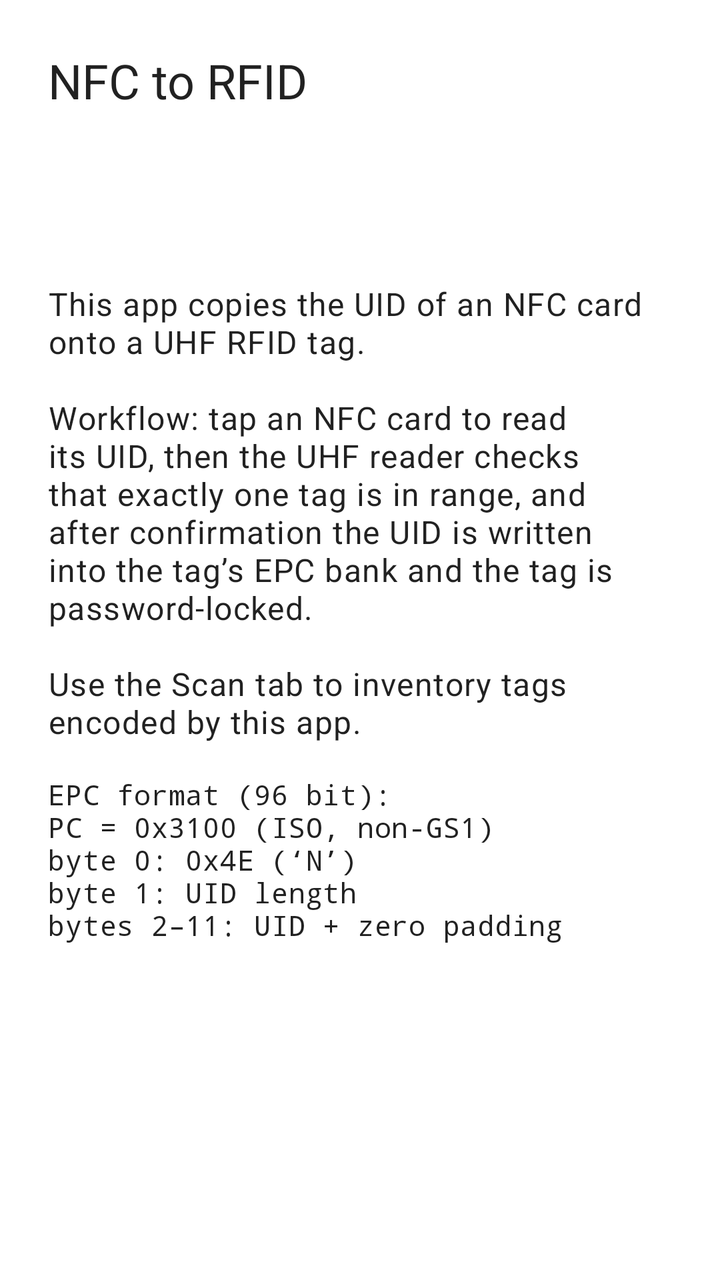
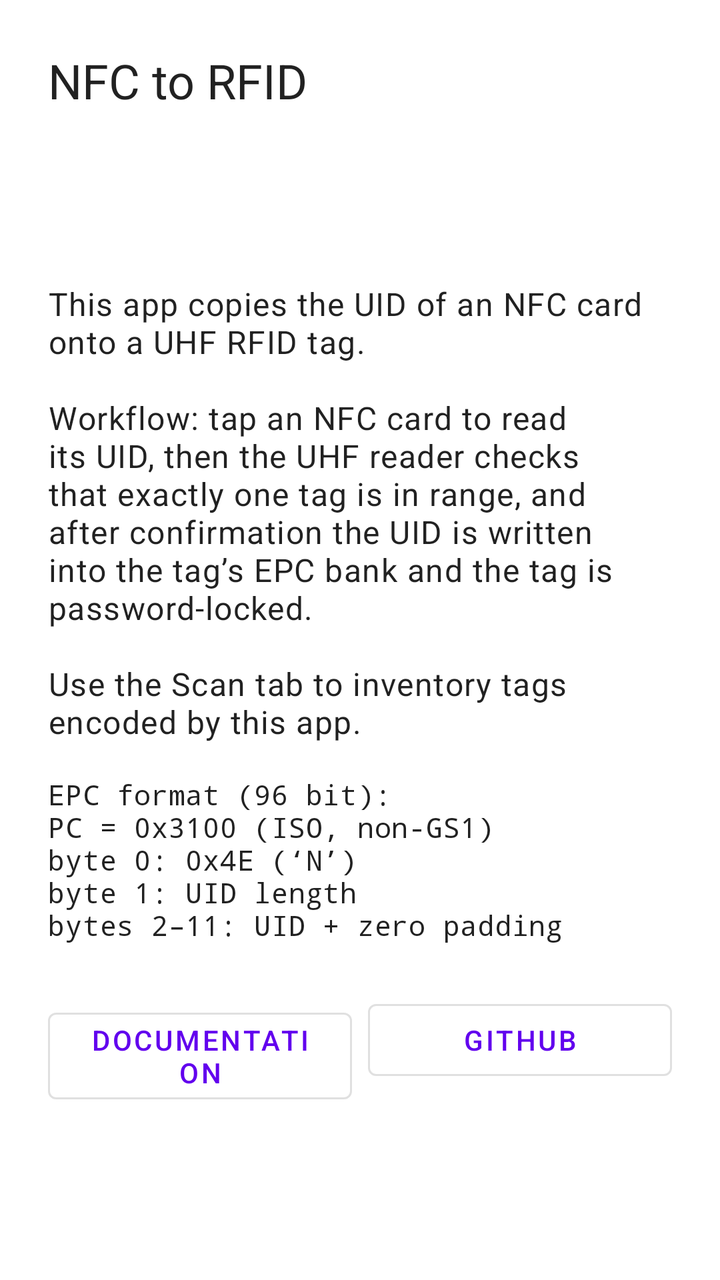

Compare the two renders of this Android layout. The source of the first and the diff that turns it into the second are given below.
<!-- AndroidManifest.xml: application theme Theme.NFCToRFID -->
<!-- res/layout/fragment_about.xml -->
<?xml version="1.0" encoding="utf-8"?>
<ScrollView xmlns:android="http://schemas.android.com/apk/res/android"
    android:layout_width="match_parent"
    android:layout_height="match_parent">

    <LinearLayout
        android:layout_width="match_parent"
        android:layout_height="wrap_content"
        android:orientation="vertical"
        android:padding="24dp">

        <TextView
            android:layout_width="wrap_content"
            android:layout_height="wrap_content"
            android:text="@string/app_name"
            android:textAppearance="?attr/textAppearanceHeadline5" />

        <TextView
            android:id="@+id/tv_version"
            android:layout_width="wrap_content"
            android:layout_height="wrap_content"
            android:layout_marginTop="4dp"
            android:textAppearance="?attr/textAppearanceBody2" />

        <TextView
            android:id="@+id/tv_reader_status"
            android:layout_width="wrap_content"
            android:layout_height="wrap_content"
            android:layout_marginTop="16dp"
            android:textAppearance="?attr/textAppearanceBody1"
            android:textStyle="bold" />

        <TextView
            android:layout_width="match_parent"
            android:layout_height="wrap_content"
            android:layout_marginTop="24dp"
            android:text="@string/about_description"
            android:textAppearance="?attr/textAppearanceBody1" />

        <TextView
            android:layout_width="match_parent"
            android:layout_height="wrap_content"
            android:layout_marginTop="16dp"
            android:fontFamily="monospace"
            android:text="@string/about_epc_format"
            android:textAppearance="?attr/textAppearanceBody2" />
    </LinearLayout>
</ScrollView>
<!-- resources referenced by this layout -->
<resources>
  <string name="about_description">This app copies the UID of an NFC card onto a UHF RFID tag.\n\nWorkflow: tap an NFC card to read its UID, then the UHF reader checks that exactly one tag is in range, and after confirmation the UID is written into the tag’s EPC bank and the tag is password-locked.\n\nUse the Scan tab to inventory tags encoded by this app.</string>
  <string name="about_epc_format">EPC format (96 bit):\nPC = 0x3100 (ISO, non-GS1)\nbyte 0: 0x4E (‘N’)\nbyte 1: UID length\nbytes 2–11: UID + zero padding</string>
  <string name="app_name">NFC to RFID</string>
  <style name="Theme.NFCToRFID" parent="Theme.MaterialComponents.DayNight.DarkActionBar">
          
          <item name="colorPrimary">@color/purple_500</item>
          <item name="colorPrimaryVariant">@color/purple_700</item>
          <item name="colorOnPrimary">@color/white</item>
          
          <item name="colorSecondary">@color/teal_200</item>
          <item name="colorSecondaryVariant">@color/teal_700</item>
          <item name="colorOnSecondary">@color/black</item>
          
          <item name="android:statusBarColor">?attr/colorPrimaryVariant</item>
          
      </style>
  <color name="purple_500">#FF6200EE</color>
  <color name="purple_700">#FF3700B3</color>
  <color name="white">#FFFFFFFF</color>
  <color name="teal_200">#FF03DAC5</color>
  <color name="teal_700">#FF018786</color>
  <color name="black">#FF000000</color>
</resources>

<!-- the commit's change to res/layout/fragment_about.xml (unified diff, before → after) -->
@@ -44,5 +44,29 @@
             android:fontFamily="monospace"
             android:text="@string/about_epc_format"
             android:textAppearance="?attr/textAppearanceBody2" />
+
+        <LinearLayout
+            android:layout_width="match_parent"
+            android:layout_height="wrap_content"
+            android:layout_marginTop="24dp"
+            android:orientation="horizontal">
+
+            <com.google.android.material.button.MaterialButton
+                android:id="@+id/btn_documentation"
+                style="@style/Widget.MaterialComponents.Button.OutlinedButton"
+                android:layout_width="0dp"
+                android:layout_height="wrap_content"
+                android:layout_marginEnd="8dp"
+                android:layout_weight="1"
+                android:text="@string/about_documentation" />
+
+            <com.google.android.material.button.MaterialButton
+                android:id="@+id/btn_repository"
+                style="@style/Widget.MaterialComponents.Button.OutlinedButton"
+                android:layout_width="0dp"
+                android:layout_height="wrap_content"
+                android:layout_weight="1"
+                android:text="@string/about_repository" />
+        </LinearLayout>
     </LinearLayout>
 </ScrollView>
<!-- resource entries referenced after the edit -->
@@ -1,7 +1,9 @@
 <!-- resources referenced by this layout -->
 <resources>
   <string name="about_description">This app copies the UID of an NFC card onto a UHF RFID tag.\n\nWorkflow: tap an NFC card to read its UID, then the UHF reader checks that exactly one tag is in range, and after confirmation the UID is written into the tag’s EPC bank and the tag is password-locked.\n\nUse the Scan tab to inventory tags encoded by this app.</string>
+  <string name="about_documentation">Documentation</string>
   <string name="about_epc_format">EPC format (96 bit):\nPC = 0x3100 (ISO, non-GS1)\nbyte 0: 0x4E (‘N’)\nbyte 1: UID length\nbytes 2–11: UID + zero padding</string>
+  <string name="about_repository">GitHub</string>
   <string name="app_name">NFC to RFID</string>
   <style name="Theme.NFCToRFID" parent="Theme.MaterialComponents.DayNight.DarkActionBar">
           
